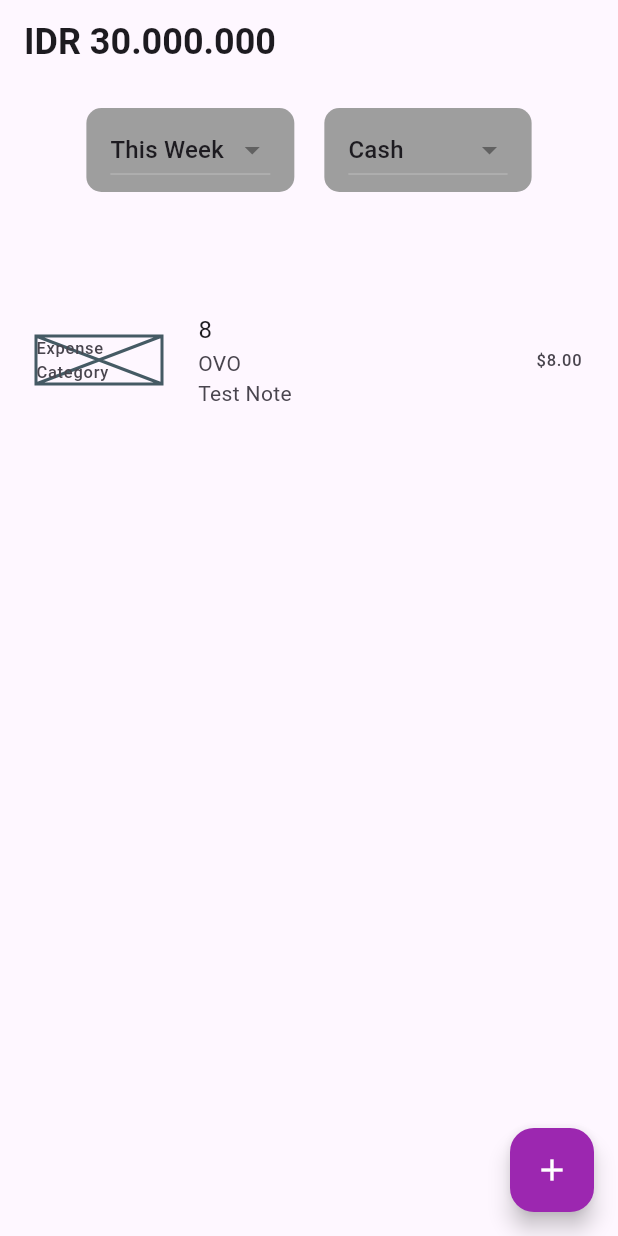
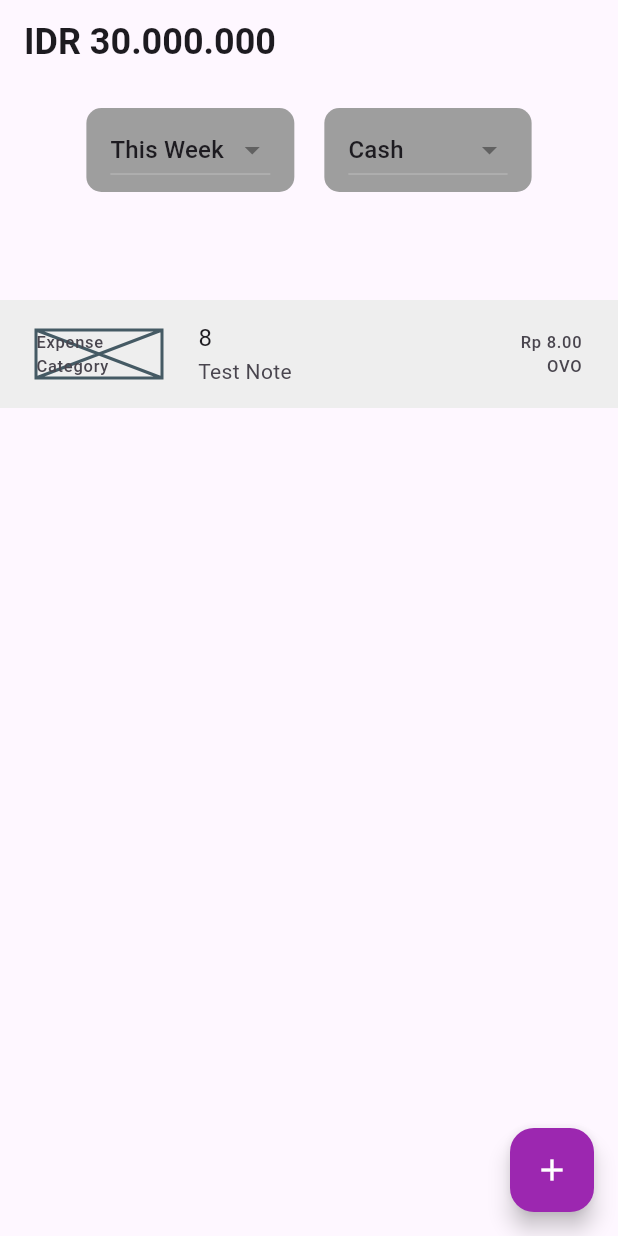
Before and after one commit to frasnym/explension, a Flutter app: the screen it shows after launch, after a tap on the "add" icon, on a phone screen of 412 x 824 dp. Run offline on Flutter 3.47's test engine with Material 3 defaults, Android fonts, the phone set to English and light mode, and no system bars; our stand-ins replace hive, hive_flutter; accounts and stored records are empty.

Commit message:
style(expense-list): Add color styling

```diff
--- a/lib/screens/home.dart
+++ b/lib/screens/home.dart
@@ -101,7 +101,7 @@ class _HomePageState extends State<HomePage> {
                 // Get the reversed list of expenses
                 final expenses =
                     _expenseService.getExpenses().reversed.toList();
-                return _buildTransactionTile(expenses[index]);
+                return _buildTransactionTile(expenses[index], index);
               },
               childCount: _expenseService.getExpenses().length,
             ),
@@ -142,23 +142,31 @@ class _HomePageState extends State<HomePage> {
     );
   }
 
-  Widget _buildTransactionTile(Expense expense) {
-    return ListTile(
+  Widget _buildTransactionTile(Expense expense, int index) {
+    final backgroundColor = index % 2 == 0 ? Colors.grey[200] : Colors.white;
+
+    return Container(
+      color: backgroundColor,
+      child: ListTile(
         leading: Container(
           padding: const EdgeInsets.all(8),
           width: 100,
           child: const Placeholder(child: Text("Expense Category")),
         ),
         title: Text(expense.categoryId.toString()),
-      subtitle: Column(
-        crossAxisAlignment: CrossAxisAlignment.start,
+        subtitle: expense.note != null ? Text(expense.note!) : null,
+        trailing: Column(
+          crossAxisAlignment: CrossAxisAlignment.end,
+          mainAxisAlignment: MainAxisAlignment.center,
           children: [
-          Text(expense.source.name),
-          Text(expense.note ?? ""),
+            Text(
+              'Rp ${(expense.amount).toStringAsFixed(2)}',
+            ),
+            Text(
+              expense.source.name,
+            ),
           ],
         ),
-      trailing: Text(
-        '\$${(expense.amount).toStringAsFixed(2)}',
       ),
     );
   }
```
Lines whose indentation alone changed are shown as unchanged.
